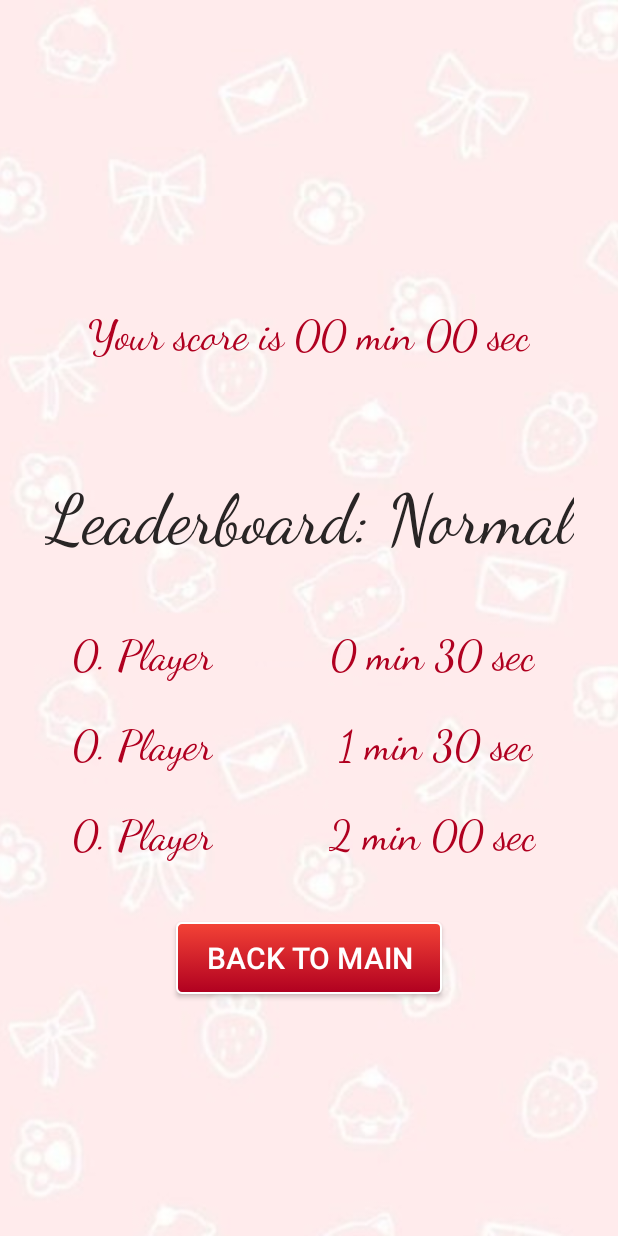
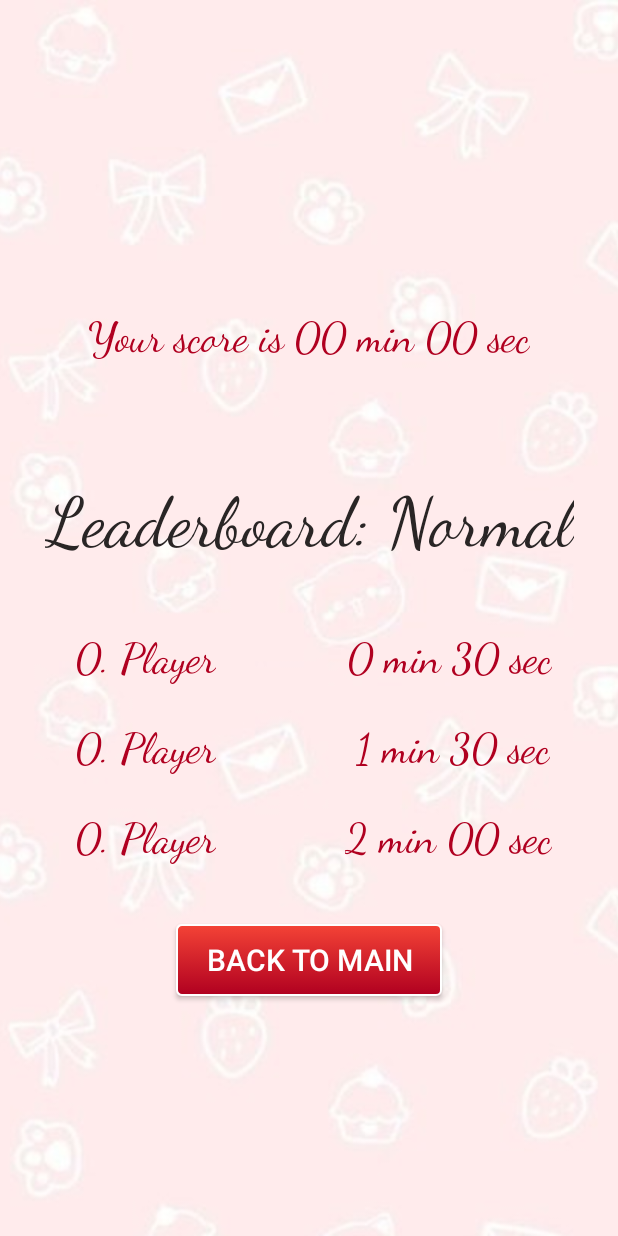
Before and after one commit to lupingsu236/GDipSA-Android-Java-Project, an Android app: the layout activity_leaderboard.xml on its own in the app's theme, with its tools: preview values and no code run, on a phone screen of 412 x 824 dp. Run offline under Robolectric (Android 15) with nearby library versions, the phone set to English and light mode, and no system bars.

Commit message:
left aligned names for leaderboard

```diff
--- a/app/src/main/res/layout/activity_leaderboard.xml
+++ b/app/src/main/res/layout/activity_leaderboard.xml
@@ -51,88 +51,85 @@
         android:id="@+id/firstName"
         android:layout_width="wrap_content"
         android:layout_height="wrap_content"
-        android:layout_marginBottom="370dp"
+        android:layout_marginStart="50dp"
+        android:layout_marginBottom="368dp"
         android:fontFamily="cursive"
         android:text="@string/placeholder"
         android:textAlignment="viewStart"
         android:textColor="@color/design_default_color_error"
         android:textSize="28sp"
         app:layout_constraintBottom_toBottomOf="parent"
-        app:layout_constraintEnd_toEndOf="parent"
-        app:layout_constraintHorizontal_bias="0.15"
         app:layout_constraintStart_toStartOf="parent" />
 
     <TextView
         android:id="@+id/firstTime"
         android:layout_width="wrap_content"
         android:layout_height="wrap_content"
-        android:layout_marginBottom="370dp"
+        android:layout_marginBottom="368dp"
+        android:fontFamily="cursive"
         android:text="0 min 30 sec"
+        android:textColor="@color/design_default_color_error"
         android:textSize="28sp"
         app:layout_constraintBottom_toBottomOf="parent"
         app:layout_constraintEnd_toEndOf="parent"
-        app:layout_constraintHorizontal_bias="0.8"
-        app:layout_constraintStart_toStartOf="parent"
-        android:textColor="@color/design_default_color_error"
-        android:fontFamily="cursive"/>
+        app:layout_constraintHorizontal_bias="0.84"
+        app:layout_constraintStart_toStartOf="parent" />
 
     <TextView
         android:id="@+id/secondName"
         android:layout_width="wrap_content"
         android:layout_height="wrap_content"
-        android:layout_marginBottom="310dp"
+        android:layout_marginStart="50dp"
+        android:layout_marginBottom="308dp"
         android:fontFamily="cursive"
         android:text="@string/placeholder"
         android:textAlignment="viewStart"
         android:textColor="@color/design_default_color_error"
         android:textSize="28sp"
         app:layout_constraintBottom_toBottomOf="parent"
-        app:layout_constraintEnd_toEndOf="parent"
-        app:layout_constraintHorizontal_bias="0.15"
         app:layout_constraintStart_toStartOf="parent" />
 
     <TextView
         android:id="@+id/secondTime"
         android:layout_width="wrap_content"
         android:layout_height="wrap_content"
-        android:layout_marginBottom="310dp"
+        android:layout_marginBottom="308dp"
+        android:fontFamily="cursive"
         android:text="1 min 30 sec"
+        android:textColor="@color/design_default_color_error"
         android:textSize="28sp"
         app:layout_constraintBottom_toBottomOf="parent"
         app:layout_constraintEnd_toEndOf="parent"
-        app:layout_constraintHorizontal_bias="0.8"
-        app:layout_constraintStart_toStartOf="parent"
-        android:textColor="@color/design_default_color_error"
-        android:fontFamily="cursive"/>
+        app:layout_constraintHorizontal_bias="0.84"
+        app:layout_constraintStart_toStartOf="parent" />
 
     <TextView
         android:id="@+id/thirdName"
         android:layout_width="wrap_content"
         android:layout_height="wrap_content"
-        android:layout_marginBottom="250dp"
+        android:layout_marginStart="50dp"
+        android:layout_marginBottom="248dp"
         android:fontFamily="cursive"
         android:text="@string/placeholder"
         android:textAlignment="viewStart"
         android:textColor="@color/design_default_color_error"
         android:textSize="28sp"
         app:layout_constraintBottom_toBottomOf="parent"
-        app:layout_constraintEnd_toEndOf="parent"
-        app:layout_constraintHorizontal_bias="0.15"
         app:layout_constraintStart_toStartOf="parent" />
 
     <TextView
         android:id="@+id/thirdTime"
         android:layout_width="wrap_content"
         android:layout_height="wrap_content"
-        android:layout_marginBottom="250dp"
+        android:layout_marginBottom="248dp"
+        android:fontFamily="cursive"
         android:text="2 min 00 sec"
+        android:textColor="@color/design_default_color_error"
         android:textSize="28sp"
         app:layout_constraintBottom_toBottomOf="parent"
         app:layout_constraintEnd_toEndOf="parent"
-        app:layout_constraintHorizontal_bias="0.8"
-        app:layout_constraintStart_toStartOf="parent"
-        android:textColor="@color/design_default_color_error"
-        android:fontFamily="cursive"/>
+        app:layout_constraintHorizontal_bias="0.84"
+        app:layout_constraintStart_toStartOf="parent" />
 
     <androidx.appcompat.widget.AppCompatButton
         android:id="@+id/returnHomeBtn2"
```
